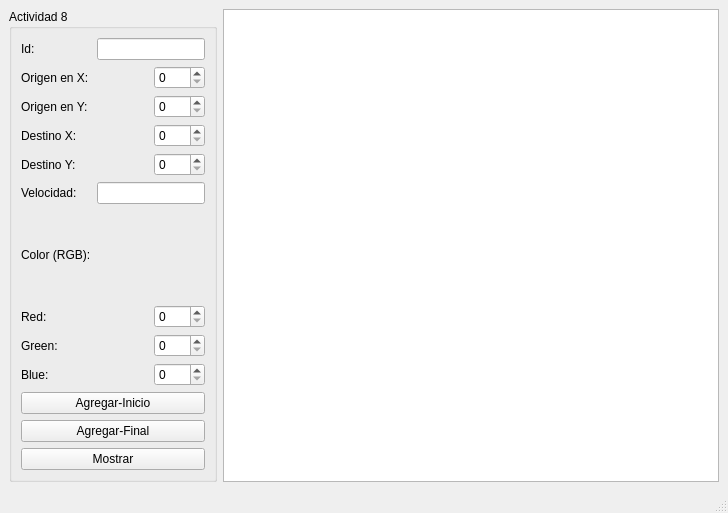
Old version of the form mainwindow.ui in the repository UrielBorbon/Actividad_11-QFileDialog-.
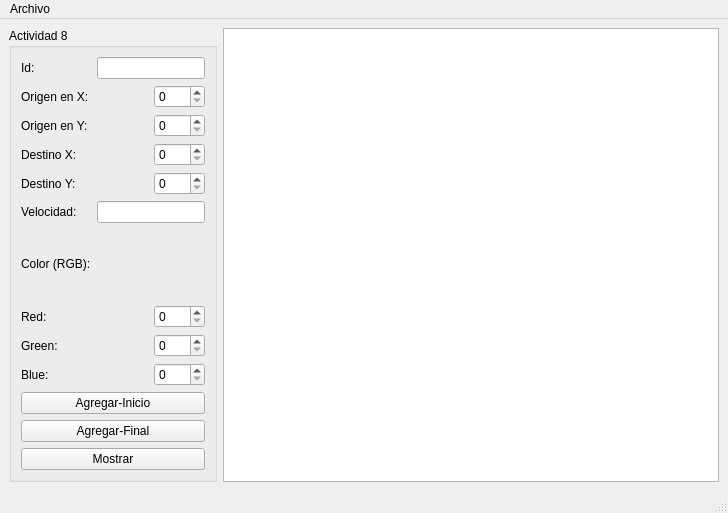
New version of the form.

Commit message: Actividad 11 Adicion de Archivo (Abrir y Guardar)

```diff
--- a/mainwindow.ui
+++ b/mainwindow.ui
@@ -184,6 +184,14 @@
      <height>26</height>
     </rect>
    </property>
+   <widget class="QMenu" name="menuArchivo">
+    <property name="title">
+     <string>Archivo</string>
+    </property>
+    <addaction name="actionAbrir"/>
+    <addaction name="actionGuardar"/>
+   </widget>
+   <addaction name="menuArchivo"/>
   </widget>
   <widget class="QStatusBar" name="statusbar"/>
  </widget>
```
Left out of the diff: 16 changed lines with no effect on the pictures.
